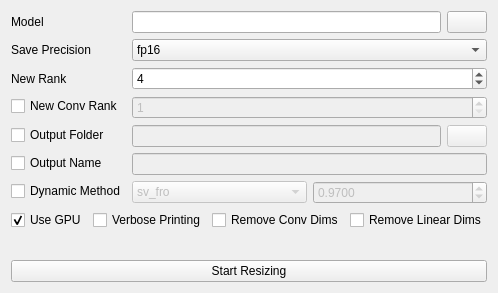
Old version of the form ui_files/LoraResizePopupUI.ui in the repository derrian-distro/LoRA_Easy_Training_Scripts.
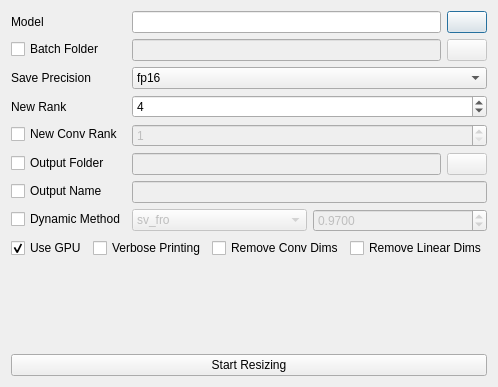
New version of the form. Custom widgets are drawn as their Qt base class.

Commit message: added batch processing to the lora resize popup

Diff of the .ui file:
```diff
--- a/ui_files/LoraResizePopupUI.ui
+++ b/ui_files/LoraResizePopupUI.ui
@@ -7,7 +7,7 @@
     <x>0</x>
     <y>0</y>
     <width>483</width>
-    <height>293</height>
+    <height>387</height>
    </rect>
   </property>
   <property name="windowTitle">
@@ -26,7 +26,28 @@
        </property>
       </widget>
      </item>
-     <item row="1" column="0">
+     <item row="0" column="1">
+      <layout class="QHBoxLayout" name="horizontalLayout">
+       <item>
+        <widget class="DragDropLineEdit" name="model_input">
+         <property name="toolTip">
+          <string>&lt;html&gt;&lt;head/&gt;&lt;body&gt;&lt;p&gt;Model is the base model to resize&lt;/p&gt;&lt;/body&gt;&lt;/html&gt;</string>
+         </property>
+        </widget>
+       </item>
+       <item>
+        <widget class="QPushButton" name="model_selector">
+         <property name="toolTip">
+          <string>&lt;html&gt;&lt;head/&gt;&lt;body&gt;&lt;p&gt;Model is the base model to resize&lt;/p&gt;&lt;/body&gt;&lt;/html&gt;</string>
+         </property>
+         <property name="text">
+          <string/>
+         </property>
+        </widget>
+       </item>
+      </layout>
+     </item>
+     <item row="2" column="0">
       <widget class="QLabel" name="label">
        <property name="toolTip">
         <string>&lt;html&gt;&lt;head/&gt;&lt;body&gt;&lt;p&gt;Save Precision is the precision the model is saved in. Typically the resized model is saved in the same precision as the original&lt;/p&gt;&lt;/body&gt;&lt;/html&gt;</string>
@@ -36,7 +57,7 @@
        </property>
       </widget>
      </item>
-     <item row="1" column="1">
+     <item row="2" column="1">
       <widget class="ComboBox" name="save_precision_select">
        <property name="toolTip">
         <string>&lt;html&gt;&lt;head/&gt;&lt;body&gt;&lt;p&gt;Save Precision is the precision the model is saved in. Typically the resized model is saved in the same precision as the original&lt;/p&gt;&lt;/body&gt;&lt;/html&gt;</string>
@@ -58,7 +79,7 @@
        </item>
       </widget>
      </item>
-     <item row="2" column="0">
+     <item row="3" column="0">
       <widget class="QLabel" name="new_rank_label">
        <property name="toolTip">
         <string>&lt;html&gt;&lt;head/&gt;&lt;body&gt;&lt;p&gt;New Rank means one of two things, either it represents the actual rank it is resized to, or it represents the max rank it can be for a dynamic resize&lt;/p&gt;&lt;/body&gt;&lt;/html&gt;</string>
@@ -68,7 +89,7 @@
        </property>
       </widget>
      </item>
-     <item row="2" column="1">
+     <item row="3" column="1">
       <widget class="SpinBox" name="new_rank_input">
        <property name="toolTip">
         <string>&lt;html&gt;&lt;head/&gt;&lt;body&gt;&lt;p&gt;New Rank means one of two things, either it represents the actual rank it is resized to, or it represents the max rank it can be for a dynamic resize&lt;/p&gt;&lt;/body&gt;&lt;/html&gt;</string>
@@ -81,7 +102,7 @@
        </property>
       </widget>
      </item>
-     <item row="3" column="0">
+     <item row="4" column="0">
       <widget class="QCheckBox" name="new_conv_enable">
        <property name="toolTip">
         <string>&lt;html&gt;&lt;head/&gt;&lt;body&gt;&lt;p&gt;New Conv Rank means one of two things, either it represents the actual rank it is resized to, or it represents the max rank it can be for a dynamic resize&lt;/p&gt;&lt;/body&gt;&lt;/html&gt;</string>
@@ -91,23 +112,33 @@
        </property>
       </widget>
      </item>
-     <item row="3" column="1">
-      <widget class="SpinBox" name="new_conv_rank_input">
-       <property name="enabled">
-        <bool>false</bool>
-       </property>
-       <property name="toolTip">
-        <string>&lt;html&gt;&lt;head/&gt;&lt;body&gt;&lt;p&gt;New Conv Rank means one of two things, either it represents the actual rank it is resized to, or it represents the max rank it can be for a dynamic resize&lt;/p&gt;&lt;/body&gt;&lt;/html&gt;</string>
-       </property>
-       <property name="minimum">
-        <number>1</number>
-       </property>
-       <property name="value">
-        <number>1</number>
-       </property>
-      </widget>
-     </item>
      <item row="4" column="1">
+      <widget class="SpinBox" name="new_conv_rank_input">
+       <property name="enabled">
+        <bool>false</bool>
+       </property>
+       <property name="toolTip">
+        <string>&lt;html&gt;&lt;head/&gt;&lt;body&gt;&lt;p&gt;New Conv Rank means one of two things, either it represents the actual rank it is resized to, or it represents the max rank it can be for a dynamic resize&lt;/p&gt;&lt;/body&gt;&lt;/html&gt;</string>
+       </property>
+       <property name="minimum">
+        <number>1</number>
+       </property>
+       <property name="value">
+        <number>1</number>
+       </property>
+      </widget>
+     </item>
+     <item row="5" column="0">
+      <widget class="QCheckBox" name="output_folder_enable">
+       <property name="toolTip">
+        <string>&lt;html&gt;&lt;head/&gt;&lt;body&gt;&lt;p&gt;Output Folder is the location the new resized model is saved to&lt;/p&gt;&lt;/body&gt;&lt;/html&gt;</string>
+       </property>
+       <property name="text">
+        <string>Output Folder</string>
+       </property>
+      </widget>
+     </item>
+     <item row="5" column="1">
       <layout class="QHBoxLayout" name="horizontalLayout_2">
        <item>
         <widget class="DragDropLineEdit" name="output_folder_input">
@@ -134,17 +165,27 @@
        </item>
       </layout>
      </item>
-     <item row="5" column="1">
-      <widget class="LineEditWithHighlight" name="output_name_input">
-       <property name="enabled">
-        <bool>false</bool>
-       </property>
-       <property name="toolTip">
-        <string>&lt;html&gt;&lt;head/&gt;&lt;body&gt;&lt;p&gt;Output Name is the base name of the new resized model. The utility will automatically append the settings for the resize to the end of the name.&lt;/p&gt;&lt;/body&gt;&lt;/html&gt;</string>
-       </property>
-      </widget>
-     </item>
      <item row="6" column="0">
+      <widget class="QCheckBox" name="output_name_enable">
+       <property name="toolTip">
+        <string>&lt;html&gt;&lt;head/&gt;&lt;body&gt;&lt;p&gt;Output Name is the base name of the new resized model. The utility will automatically append the settings for the resize to the end of the name. This will act as a prefix if batch process is enabled&lt;/p&gt;&lt;/body&gt;&lt;/html&gt;</string>
+       </property>
+       <property name="text">
+        <string>Output Name</string>
+       </property>
+      </widget>
+     </item>
+     <item row="6" column="1">
+      <widget class="LineEditWithHighlight" name="output_name_input">
+       <property name="enabled">
+        <bool>false</bool>
+       </property>
+       <property name="toolTip">
+        <string>&lt;html&gt;&lt;head/&gt;&lt;body&gt;&lt;p&gt;Output Name is the base name of the new resized model. The utility will automatically append the settings for the resize to the end of the name. This will act as a prefix if batch process is enabled&lt;/p&gt;&lt;/body&gt;&lt;/html&gt;</string>
+       </property>
+      </widget>
+     </item>
+     <item row="7" column="0">
       <widget class="QCheckBox" name="dynamic_param_enable">
        <property name="toolTip">
         <string>&lt;html&gt;&lt;head/&gt;&lt;body&gt;&lt;p&gt;Dynamic Method enables resizing via one of the dynamic methods. All of the methods have a dynamic value which represent the amount to shave off during the resize, the closer to 1, the less it removes. 0.99 effectively removes all empty weights, but nothing else, making it the least lossy choice.&lt;/p&gt;&lt;/body&gt;&lt;/html&gt;</string>
@@ -154,7 +195,7 @@
        </property>
       </widget>
      </item>
-     <item row="6" column="1">
+     <item row="7" column="1">
       <layout class="QHBoxLayout" name="horizontalLayout_3">
        <item>
         <widget class="ComboBox" name="dynamic_param_select">
@@ -208,7 +249,7 @@
        </item>
       </layout>
      </item>
-     <item row="7" column="0" colspan="2">
+     <item row="8" column="0" colspan="2">
       <layout class="QHBoxLayout" name="horizontalLayout_4">
        <item>
         <widget class="QCheckBox" name="use_gpu_enable">
@@ -255,17 +296,39 @@
        </item>
       </layout>
      </item>
-     <item row="0" column="1">
-      <layout class="QHBoxLayout" name="horizontalLayout">
+     <item row="1" column="0">
+      <widget class="QCheckBox" name="batch_enable">
+       <property name="toolTip">
+        <string>&lt;html&gt;&lt;head/&gt;&lt;body&gt;&lt;p&gt;Folder Input for resizing multiple lora using the same setting&lt;/p&gt;&lt;/body&gt;&lt;/html&gt;</string>
+       </property>
+       <property name="text">
+        <string>Batch Folder</string>
+       </property>
+      </widget>
+     </item>
+     <item row="1" column="1">
+      <layout class="QHBoxLayout" name="horizontalLayout_5">
        <item>
-        <widget class="DragDropLineEdit" name="model_input">
+        <widget class="DragDropLineEdit" name="batch_input">
+         <property name="enabled">
+          <bool>false</bool>
+         </property>
          <property name="toolTip">
           <string>&lt;html&gt;&lt;head/&gt;&lt;body&gt;&lt;p&gt;Model is the base model to resize&lt;/p&gt;&lt;/body&gt;&lt;/html&gt;</string>
          </property>
         </widget>
        </item>
        <item>
-        <widget class="QPushButton" name="model_input_selector">
+        <widget class="QPushButton" name="batch_selector">
+         <property name="enabled">
+          <bool>false</bool>
+         </property>
+         <property name="sizePolicy">
+          <sizepolicy hsizetype="Maximum" vsizetype="Fixed">
+           <horstretch>0</horstretch>
+           <verstretch>0</verstretch>
+          </sizepolicy>
+         </property>
          <property name="toolTip">
           <string>&lt;html&gt;&lt;head/&gt;&lt;body&gt;&lt;p&gt;Model is the base model to resize&lt;/p&gt;&lt;/body&gt;&lt;/html&gt;</string>
          </property>
@@ -276,26 +339,6 @@
        </item>
       </layout>
      </item>
-     <item row="4" column="0">
-      <widget class="QCheckBox" name="output_folder_enable">
-       <property name="toolTip">
-        <string>&lt;html&gt;&lt;head/&gt;&lt;body&gt;&lt;p&gt;Output Folder is the location the new resized model is saved to&lt;/p&gt;&lt;/body&gt;&lt;/html&gt;</string>
-       </property>
-       <property name="text">
-        <string>Output Folder</string>
-       </property>
-      </widget>
-     </item>
-     <item row="5" column="0">
-      <widget class="QCheckBox" name="output_name_enable">
-       <property name="toolTip">
-        <string>&lt;html&gt;&lt;head/&gt;&lt;body&gt;&lt;p&gt;Output Name is the base name of the new resized model. The utility will automatically append the settings for the resize to the end of the name.&lt;/p&gt;&lt;/body&gt;&lt;/html&gt;</string>
-       </property>
-       <property name="text">
-        <string>Output Name</string>
-       </property>
-      </widget>
-     </item>
     </layout>
    </item>
    <item row="1" column="0">
@@ -323,16 +366,16 @@
    <extends>QDoubleSpinBox</extends>
    <header>modules.ScrollOnSelect.h</header>
   </customwidget>
-  <customwidget>
-   <class>DragDropLineEdit</class>
-   <extends>QLineEdit</extends>
-   <header>modules.DragDropLineEdit.h</header>
-  </customwidget>
   <customwidget>
    <class>LineEditWithHighlight</class>
    <extends>QLineEdit</extends>
    <header>modules.LineEditHighlight.h</header>
   </customwidget>
+  <customwidget>
+   <class>DragDropLineEdit</class>
+   <extends>QLineEdit</extends>
+   <header>modules.DragDropLineEdit.h</header>
+  </customwidget>
  </customwidgets>
  <resources/>
  <connections/>
```
Left out of the diff: 4 changed lines with no effect on the pictures. The commit also changes 2 other files.
